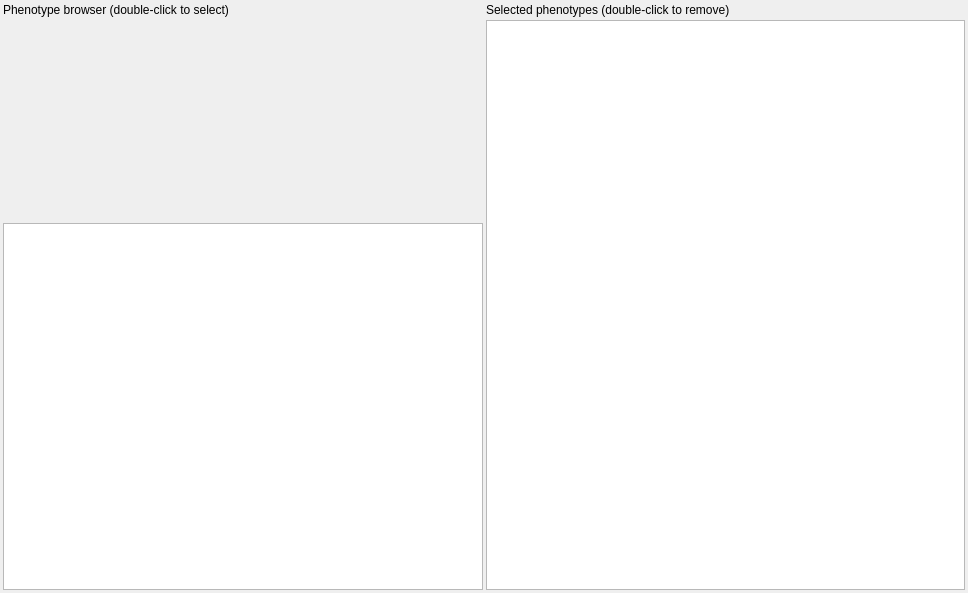
Before: the Qt Designer form src/GSvar/PhenotypeSelectionWidget.ui in imgag/ngs-bits, drawn with Qt 5.
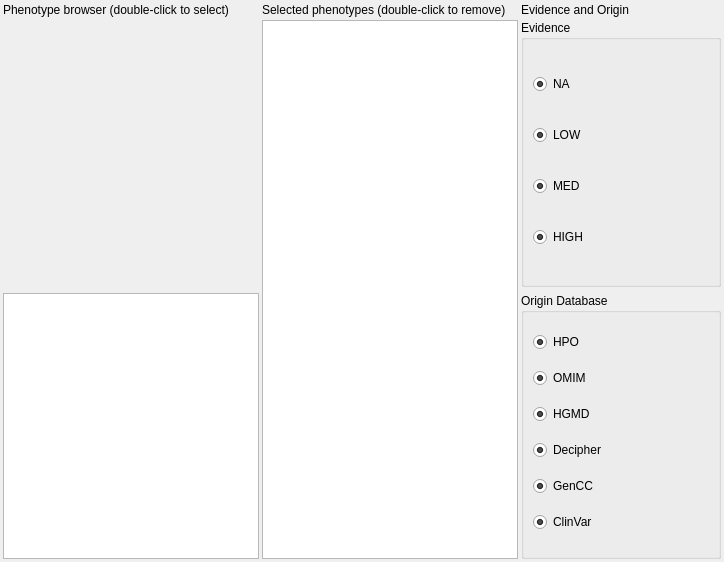
After: the same form once the commit is applied. Custom widgets are drawn as their Qt base class.

Commit message: base level support for filtering phenotype genes according to source and evidence

What changed in the file:
```diff
--- a/src/GSvar/PhenotypeSelectionWidget.ui
+++ b/src/GSvar/PhenotypeSelectionWidget.ui
@@ -6,8 +6,8 @@
    <rect>
     <x>0</x>
     <y>0</y>
-    <width>968</width>
-    <height>593</height>
+    <width>724</width>
+    <height>562</height>
    </rect>
   </property>
   <property name="windowTitle">
@@ -29,6 +29,13 @@
    <property name="spacing">
     <number>3</number>
    </property>
+   <item row="0" column="2">
+    <widget class="QLabel" name="label_3">
+     <property name="text">
+      <string>Evidence and Origin</string>
+     </property>
+    </widget>
+   </item>
    <item row="0" column="0">
     <widget class="QLabel" name="label">
      <property name="text">
@@ -43,17 +50,10 @@
      </property>
     </widget>
    </item>
-   <item row="1" column="0">
-    <widget class="PhenotypeSelector" name="pheno_sel" native="true">
-     <property name="minimumSize">
-      <size>
-       <width>200</width>
-       <height>200</height>
-      </size>
-     </property>
-    </widget>
+   <item row="3" column="0">
+    <widget class="QTextEdit" name="pheno_details"/>
    </item>
-   <item row="1" column="1" rowspan="2">
+   <item row="1" column="1" rowspan="3">
     <widget class="QListWidget" name="pheno_list">
      <property name="toolTip">
       <string>&lt;html&gt;&lt;head/&gt;&lt;body&gt;&lt;p&gt;Selected phenotypes.&lt;/p&gt;&lt;p&gt;Double-click a phenotype to remove it.&lt;/p&gt;&lt;/body&gt;&lt;/html&gt;</string>
@@ -66,8 +66,193 @@
      </property>
     </widget>
    </item>
-   <item row="2" column="0">
-    <widget class="QTextEdit" name="pheno_details"/>
+   <item row="1" column="2">
+    <widget class="QGroupBox" name="evidenceBox">
+     <property name="sizePolicy">
+      <sizepolicy hsizetype="Expanding" vsizetype="MinimumExpanding">
+       <horstretch>0</horstretch>
+       <verstretch>0</verstretch>
+      </sizepolicy>
+     </property>
+     <property name="title">
+      <string>Evidence</string>
+     </property>
+     <layout class="QVBoxLayout" name="verticalLayout">
+      <item>
+       <widget class="QRadioButton" name="NA">
+        <property name="text">
+         <string>NA</string>
+        </property>
+        <property name="checked">
+         <bool>true</bool>
+        </property>
+        <property name="autoExclusive">
+         <bool>false</bool>
+        </property>
+       </widget>
+      </item>
+      <item>
+       <widget class="QRadioButton" name="LOW">
+        <property name="text">
+         <string>LOW</string>
+        </property>
+        <property name="checked">
+         <bool>true</bool>
+        </property>
+        <property name="autoExclusive">
+         <bool>false</bool>
+        </property>
+       </widget>
+      </item>
+      <item>
+       <widget class="QRadioButton" name="MED">
+        <property name="text">
+         <string>MED</string>
+        </property>
+        <property name="checked">
+         <bool>true</bool>
+        </property>
+        <property name="autoExclusive">
+         <bool>false</bool>
+        </property>
+       </widget>
+      </item>
+      <item>
+       <widget class="QRadioButton" name="HIGH">
+        <property name="text">
+         <string>HIGH</string>
+        </property>
+        <property name="checked">
+         <bool>true</bool>
+        </property>
+        <property name="autoExclusive">
+         <bool>false</bool>
+        </property>
+       </widget>
+      </item>
+     </layout>
+    </widget>
+   </item>
+   <item row="1" column="0" rowspan="2">
+    <widget class="PhenotypeSelector" name="pheno_sel" native="true">
+     <property name="minimumSize">
+      <size>
+       <width>200</width>
+       <height>200</height>
+      </size>
+     </property>
+    </widget>
+   </item>
+   <item row="3" column="2">
+    <widget class="QGroupBox" name="databaseBox">
+     <property name="sizePolicy">
+      <sizepolicy hsizetype="Expanding" vsizetype="Expanding">
+       <horstretch>0</horstretch>
+       <verstretch>0</verstretch>
+      </sizepolicy>
+     </property>
+     <property name="title">
+      <string>Origin Database</string>
+     </property>
+     <property name="flat">
+      <bool>false</bool>
+     </property>
+     <property name="checkable">
+      <bool>false</bool>
+     </property>
+     <property name="checked">
+      <bool>false</bool>
+     </property>
+     <layout class="QVBoxLayout" name="verticalLayout_2">
+      <item>
+       <widget class="QRadioButton" name="HPO">
+        <property name="text">
+         <string>HPO</string>
+        </property>
+        <property name="checked">
+         <bool>true</bool>
+        </property>
+        <property name="autoExclusive">
+         <bool>false</bool>
+        </property>
+       </widget>
+      </item>
+      <item>
+       <widget class="QRadioButton" name="OMIM">
+        <property name="text">
+         <string>OMIM</string>
+        </property>
+        <property name="checked">
+         <bool>true</bool>
+        </property>
+        <property name="autoExclusive">
+         <bool>false</bool>
+        </property>
+       </widget>
+      </item>
+      <item>
+       <widget class="QRadioButton" name="HGMD">
+        <property name="text">
+         <string>HGMD</string>
+        </property>
+        <property name="checked">
+         <bool>true</bool>
+        </property>
+        <property name="autoExclusive">
+         <bool>false</bool>
+        </property>
+       </widget>
+      </item>
+      <item>
+       <widget class="QRadioButton" name="Decipher">
+        <property name="sizePolicy">
+         <sizepolicy hsizetype="Minimum" vsizetype="Fixed">
+          <horstretch>0</horstretch>
+          <verstretch>0</verstretch>
+         </sizepolicy>
+        </property>
+        <property name="text">
+         <string>Decipher</string>
+        </property>
+        <property name="checked">
+         <bool>true</bool>
+        </property>
+        <property name="autoExclusive">
+         <bool>false</bool>
+        </property>
+       </widget>
+      </item>
+      <item>
+       <widget class="QRadioButton" name="GenCC">
+        <property name="text">
+         <string>GenCC</string>
+        </property>
+        <property name="checked">
+         <bool>true</bool>
+        </property>
+        <property name="autoExclusive">
+         <bool>false</bool>
+        </property>
+       </widget>
+      </item>
+      <item>
+       <widget class="QRadioButton" name="ClinVar">
+        <property name="toolTipDuration">
+         <number>-8</number>
+        </property>
+        <property name="text">
+         <string>ClinVar</string>
+        </property>
+        <property name="checked">
+         <bool>true</bool>
+        </property>
+        <property name="autoExclusive">
+         <bool>false</bool>
+        </property>
+       </widget>
+      </item>
+     </layout>
+    </widget>
    </item>
   </layout>
  </widget>
```
The commit also changes 9 other files.
